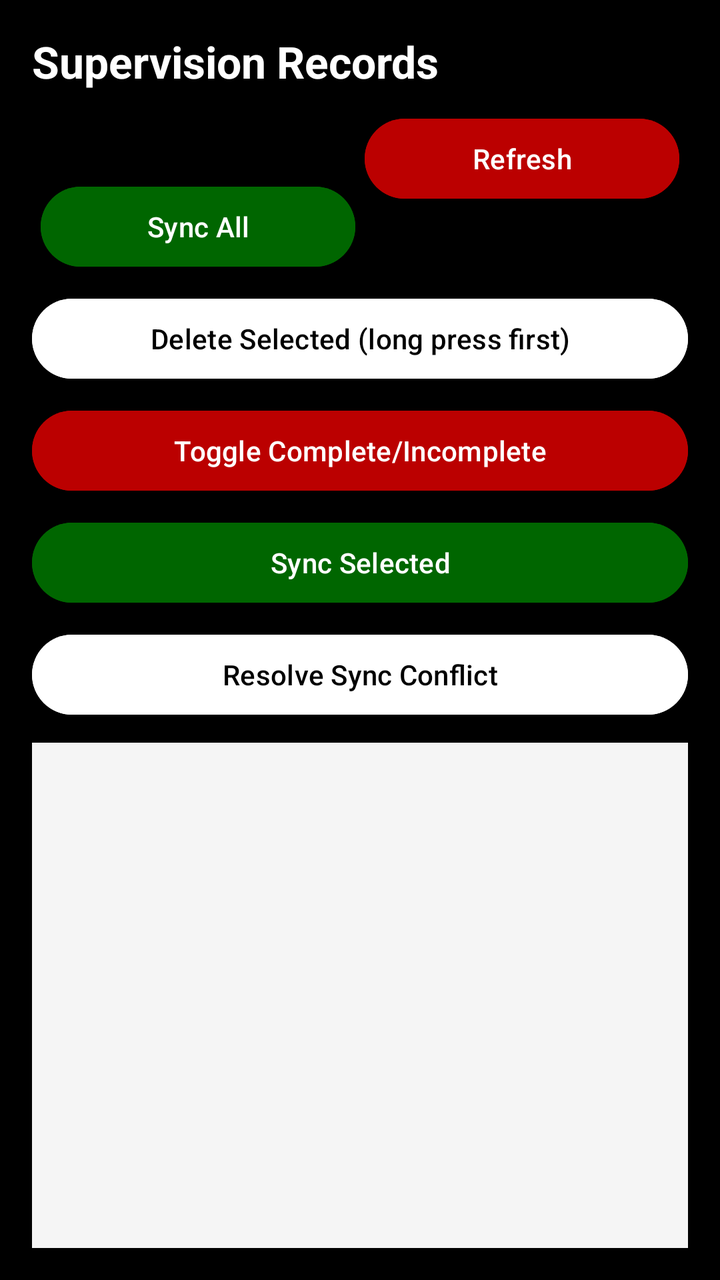
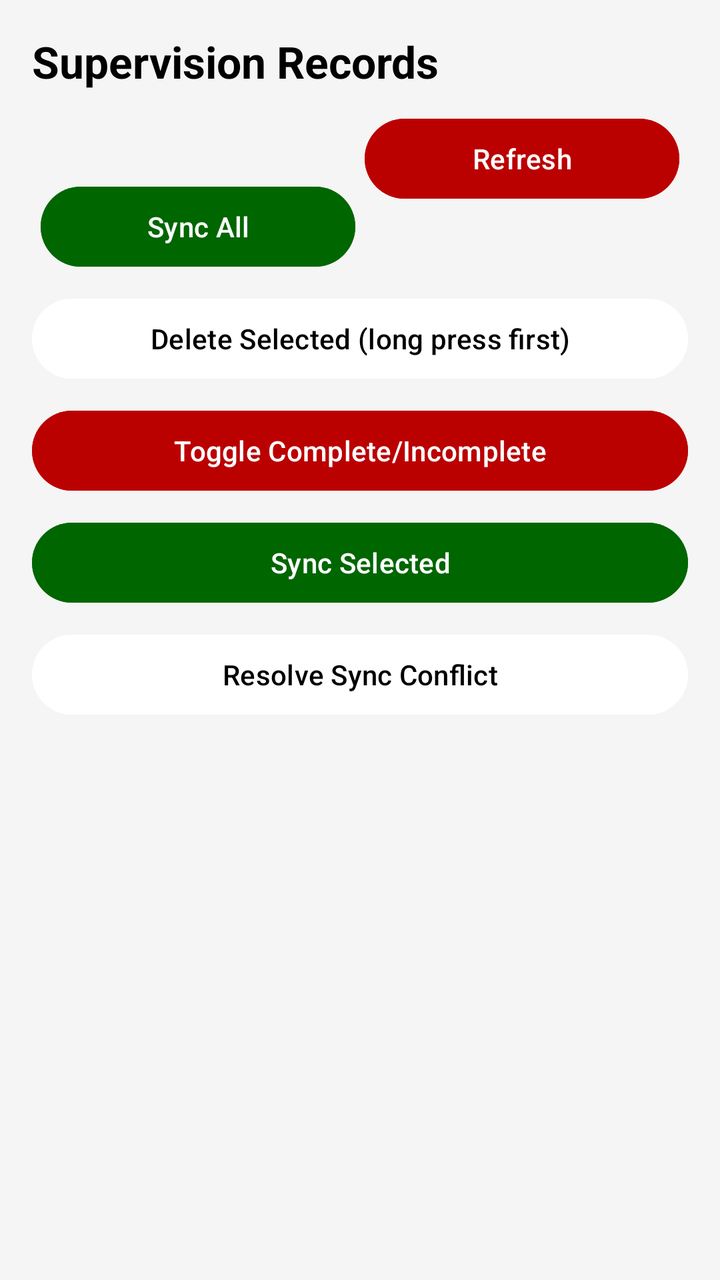

Before-and-after screenshots of an Android layout around one commit, followed by the original layout XML and the change that was made.
<!-- AndroidManifest.xml: application theme Theme.SST -->
<!-- res/layout/activity_draft_history.xml -->
<?xml version="1.0" encoding="utf-8"?>
<androidx.constraintlayout.widget.ConstraintLayout xmlns:android="http://schemas.android.com/apk/res/android"
    xmlns:app="http://schemas.android.com/apk/res-auto"
    android:layout_width="match_parent"
    android:layout_height="match_parent"
    android:background="@color/kenya_black"
    android:padding="16dp">

    <TextView
        android:id="@+id/titleView"
        android:layout_width="0dp"
        android:layout_height="wrap_content"
        android:text="Supervision Records"
        android:textColor="@color/kenya_white"
        android:textSize="22sp"
        android:textStyle="bold"
        app:layout_constraintEnd_toEndOf="parent"
        app:layout_constraintStart_toStartOf="parent"
        app:layout_constraintTop_toTopOf="parent" />

    <Spinner
        android:id="@+id/statusFilterSpinner"
        android:layout_width="0dp"
        android:layout_height="wrap_content"
        android:layout_marginTop="10dp"
        android:backgroundTint="@color/kenya_white"
        android:contentDescription="Filter supervision records by completion status"
        app:layout_constraintEnd_toEndOf="parent"
        app:layout_constraintStart_toStartOf="parent"
        app:layout_constraintTop_toBottomOf="@id/titleView" />

    <Button
        android:id="@+id/syncAllBtn"
        android:layout_width="0dp"
        android:layout_height="wrap_content"
        android:layout_marginTop="10dp"
        android:backgroundTint="@color/kenya_green"
        android:contentDescription="Sync all local records to server"
        android:text="Sync All"
        android:textColor="@color/kenya_white"
        app:layout_constraintEnd_toStartOf="@id/refreshBtn"
        app:layout_constraintStart_toStartOf="parent"
        app:layout_constraintTop_toBottomOf="@id/statusFilterSpinner"
        app:layout_constraintWidth_percent="0.48" />

    <Button
        android:id="@+id/refreshBtn"
        android:layout_width="0dp"
        android:layout_height="wrap_content"
        android:layout_marginTop="10dp"
        android:backgroundTint="@color/kenya_red"
        android:contentDescription="Refresh records list"
        android:text="Refresh"
        android:textColor="@color/kenya_white"
        app:layout_constraintEnd_toEndOf="parent"
        app:layout_constraintStart_toEndOf="@id/syncAllBtn"
        app:layout_constraintTop_toBottomOf="@id/titleView"
        app:layout_constraintWidth_percent="0.48" />

    <Button
        android:id="@+id/deleteFirstBtn"
        android:layout_width="0dp"
        android:layout_height="wrap_content"
        android:layout_marginTop="8dp"
        android:backgroundTint="@color/kenya_white"
        android:contentDescription="Delete currently selected supervision record"
        android:text="Delete Selected (long press first)"
        android:textColor="@color/kenya_black"
        app:layout_constraintEnd_toEndOf="parent"
        app:layout_constraintStart_toStartOf="parent"
        app:layout_constraintTop_toBottomOf="@id/syncAllBtn" />

    <Button
        android:id="@+id/toggleStatusBtn"
        android:layout_width="0dp"
        android:layout_height="wrap_content"
        android:layout_marginTop="8dp"
        android:backgroundTint="@color/kenya_red"
        android:contentDescription="Toggle selected record between complete and incomplete"
        android:text="Toggle Complete/Incomplete"
        android:textColor="@color/kenya_white"
        app:layout_constraintEnd_toEndOf="parent"
        app:layout_constraintStart_toStartOf="parent"
        app:layout_constraintTop_toBottomOf="@id/deleteFirstBtn" />

    <Button
        android:id="@+id/syncSelectedBtn"
        android:layout_width="0dp"
        android:layout_height="wrap_content"
        android:layout_marginTop="8dp"
        android:backgroundTint="@color/kenya_green"
        android:contentDescription="Sync selected supervision record"
        android:text="Sync Selected"
        android:textColor="@color/kenya_white"
        app:layout_constraintEnd_toEndOf="parent"
        app:layout_constraintStart_toStartOf="parent"
        app:layout_constraintTop_toBottomOf="@id/toggleStatusBtn" />

    <Button
        android:id="@+id/resolveConflictBtn"
        android:layout_width="0dp"
        android:layout_height="wrap_content"
        android:layout_marginTop="8dp"
        android:backgroundTint="@color/kenya_white"
        android:contentDescription="Resolve conflict policy for selected record"
        android:text="Resolve Sync Conflict"
        android:textColor="@color/kenya_black"
        app:layout_constraintEnd_toEndOf="parent"
        app:layout_constraintStart_toStartOf="parent"
        app:layout_constraintTop_toBottomOf="@id/syncSelectedBtn" />

    <ListView
        android:id="@+id/draftList"
        android:layout_width="0dp"
        android:layout_height="0dp"
        android:layout_marginTop="10dp"
        android:background="@color/surface_light"
        android:contentDescription="Supervision records list"
        app:layout_constraintBottom_toBottomOf="parent"
        app:layout_constraintEnd_toEndOf="parent"
        app:layout_constraintStart_toStartOf="parent"
        app:layout_constraintTop_toBottomOf="@id/resolveConflictBtn" />

</androidx.constraintlayout.widget.ConstraintLayout>
<!-- resources referenced by this layout -->
<resources>
  <color name="kenya_black">#000000</color>
  <color name="kenya_green">#006600</color>
  <color name="kenya_red">#BB0000</color>
  <color name="kenya_white">#FFFFFF</color>
  <color name="surface_light">#F5F5F5</color>
  <style name="Theme.SST" parent="Theme.Material3.DayNight.NoActionBar">
          <item name="colorPrimary">@color/kenya_red</item>
          <item name="colorOnPrimary">@color/kenya_white</item>
          <item name="colorSecondary">@color/kenya_green</item>
          <item name="colorOnSecondary">@color/kenya_white</item>
          <item name="android:statusBarColor">@color/kenya_black</item>
          <item name="android:navigationBarColor">@color/kenya_black</item>
      </style>
</resources>

<!-- the commit's change to res/layout/activity_draft_history.xml (unified diff, before → after) -->
@@ -3,7 +3,7 @@
     xmlns:app="http://schemas.android.com/apk/res-auto"
     android:layout_width="match_parent"
     android:layout_height="match_parent"
-    android:background="@color/kenya_black"
+    android:background="@color/surface_light"
     android:padding="16dp">
 
     <TextView
@@ -11,7 +11,7 @@
         android:layout_width="0dp"
         android:layout_height="wrap_content"
         android:text="Supervision Records"
-        android:textColor="@color/kenya_white"
+        android:textColor="@color/kenya_black"
         android:textSize="22sp"
         android:textStyle="bold"
         app:layout_constraintEnd_toEndOf="parent"
<!-- resource entries referenced after the edit -->
@@ -10,8 +10,8 @@
           <item name="colorOnPrimary">@color/kenya_white</item>
           <item name="colorSecondary">@color/kenya_green</item>
           <item name="colorOnSecondary">@color/kenya_white</item>
-          <item name="android:statusBarColor">@color/kenya_black</item>
-          <item name="android:navigationBarColor">@color/kenya_black</item>
+          <item name="android:statusBarColor">@color/surface_light</item>
+          <item name="android:navigationBarColor">@color/surface_light</item>
       </style>
 </resources>
 
